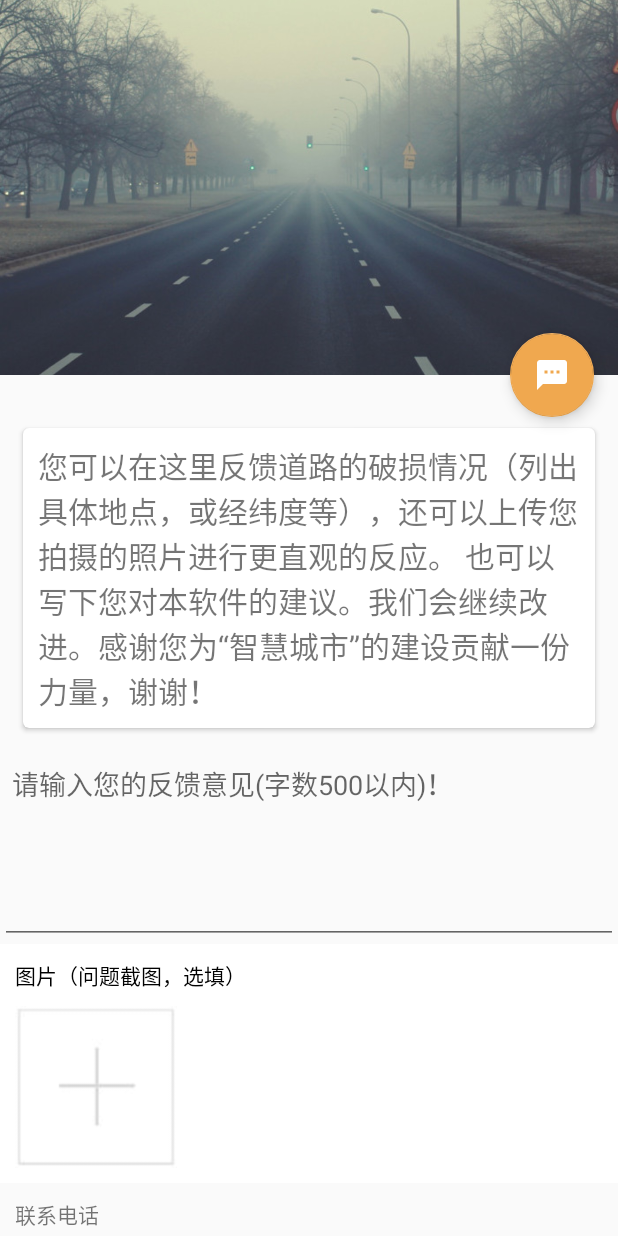
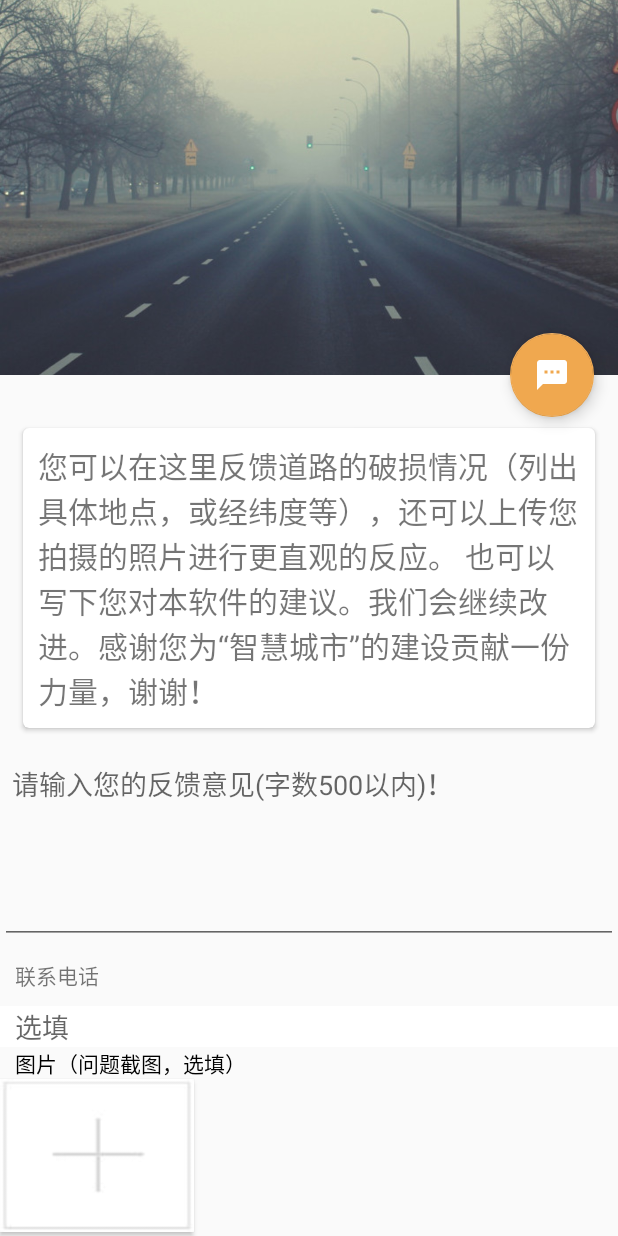
Before and after one commit to shuangjiang169/RoadInspect, an Android app: the FeedbackActivity screen opened directly, with no data from a screen before it, on a phone screen of 412 x 824 dp. Run offline under Robolectric (Android 15) with nearby library versions, the phone set to English and light mode, and no system bars; libraries missing offline, so code that uses them is left out: com.scrat.app.

Commit message:
可以跳转选择图片了，但是有bug，没有图片路径列表

```diff
--- a/app/build.gradle
+++ b/app/build.gradle
@@ -40,6 +40,7 @@ dependencies {
     compile 'com.android.support:cardview-v7:26.1.0'
     compile 'com.github.bumptech.glide:glide:3.7.0'
     compile 'pl.droidsonroids.gif:android-gif-drawable:1.2.6'
-
+//添加select图片
+    compile 'com.github.open-android:ImageSelector:0.1.0'
     testCompile 'junit:junit:4.12'
 }
--- a/app/src/main/AndroidManifest.xml
+++ b/app/src/main/AndroidManifest.xml
@@ -28,6 +28,16 @@
     <!-- 向SDCard写入数据权限 -->
     <uses-permission android:name="android.permission.WRITE_EXTERNAL_STORAGE" />
 
+    <uses-permission android:name="android.permission.READ_EXTERNAL_STORAGE" />
+    <uses-permission android:name="android.permission.READ_EXTERNAL_STORAGE" />
+    <uses-permission android:name="android.permission.WRITE_EXTERNAL_STORAGE" />
+    <uses-permission android:name="android.permission.CAMERA"/>
+
+    作者：马伟奇
+    链接：https://www.jianshu.com/p/942bf1aa9618
+    來源：简书
+    著作权归作者所有。商业转载请联系作者获得授权，非商业转载请注明出处。
+
     <application
         android:allowBackup="true"
         android:icon="@mipmap/logo"
--- a/app/src/main/java/com/example/boyceng/roadinspect/FeedbackActivity.java
+++ b/app/src/main/java/com/example/boyceng/roadinspect/FeedbackActivity.java
@@ -12,7 +12,6 @@ import android.text.TextWatcher;
 import android.view.KeyEvent;
 import android.view.MenuItem;
 import android.view.View;
-import android.widget.AdapterView;
 import android.widget.EditText;
 import android.widget.GridView;
 import android.widget.ImageView;
@@ -20,11 +19,12 @@ import android.widget.RelativeLayout;
 import android.widget.TextView;
 import android.widget.Toast;
 
+import com.scrat.app.selectorlibrary.ImageSelector;
+
 import java.io.File;
 import java.io.FileNotFoundException;
 import java.io.FileOutputStream;
 import java.io.IOException;
-import java.util.ArrayList;
 import java.util.List;
 import java.util.concurrent.BlockingQueue;
 import java.util.concurrent.ThreadPoolExecutor;
@@ -55,12 +55,18 @@ public class FeedbackActivity extends BaseActivity {
   //  private WaitingDialog waitingDialog;
     private boolean uploadSucc = false;
 
+    //添加select 图片
+    private static final int REQUEST_CODE_SELECT_IMG = 1;
+    private static final int MAX_SELECT_COUNT = 9;
+    private TextView mContentTv;
+
 
         @Override
         protected void onCreate(Bundle savedInstanceState) {
 
             super.onCreate(savedInstanceState);
             setContentView(R.layout.activity_feedback);
+            initView();
             Intent intent = getIntent();
 
             //这两行修改了 fruitName里修改标题
@@ -82,27 +88,61 @@ public class FeedbackActivity extends BaseActivity {
 
 
         }
+
+
+        //添加select 图片
+        private void initView() {
+            mContentTv = (TextView) findViewById(R.id.content);
+        }
+
+    @Override
+    protected void onActivityResult(int requestCode, int resultCode, Intent data) {
+        if (requestCode == REQUEST_CODE_SELECT_IMG) {
+            showContent(data);
+            return;
+        }
+
+        super.onActivityResult(requestCode, resultCode, data);
+    }
+
+    private void showContent(Intent data) {
+        List<String> paths = ImageSelector.getImagePaths(data);
+        if (paths.isEmpty()) {
+            mContentTv.setText(R.string.image_selector_select_none);
+            return;
+        }
+
+        mContentTv.setText(paths.toString());
+    }
+
+    public void selectImg(View v) {
+        ImageSelector.show(this, REQUEST_CODE_SELECT_IMG, MAX_SELECT_COUNT);
+    }
+
+
+
+    /*
     private void initViews(){
 
         pictureLayout = (RelativeLayout) findViewById(R.id.pictureLayout);
-        telET = (EditText) findViewById(R.id.telET);
+        telET = (EditText) findViewById(R.id.telET);*/
         //  submitBT = (RoundConerTextView) findViewById(R.id.submitBT);
 
      //   feedbackET = (EditText) findViewById(R.id.feedbackET);
         //currentNumberTV = (TextView) findViewById(R.id.currentNumberTV);
         //监控输入字数
 
-
+/*
         feedbackET.addTextChangedListener(watcher);
 
         mGridView=(GridView) findViewById(R.id.gridview);
         mGridViewDatas = new ArrayList<>();
         mGridViewUris = new ArrayList<>();
-     /*   Bitmap addBitmap = Utils.getInstance().readBitmap(getApplicationContext(), R.drawable.add_pic);
+     *//*   Bitmap addBitmap = Utils.getInstance().readBitmap(getApplicationContext(), R.drawable.add_pic);
         mGridViewDatas.add(0, addBitmap);
         mGridViewUris.add(0, new Uri.Builder().build());
         mGridViewAdapter = new GridViewAdapter(getApplication(), mGridViewDatas, MAX_UPLOAD_PIC);
-        mGridView.setAdapter(mGridViewAdapter);*/
+        mGridView.setAdapter(mGridViewAdapter);*//*
         mGridView.setOnItemClickListener(new AdapterView.OnItemClickListener() {
             @Override
             public void onItemClick(AdapterView<?> parent, View view, int position, long id) {
@@ -112,18 +152,13 @@ public class FeedbackActivity extends BaseActivity {
                     if (pictureNumber < MAX_UPLOAD_PIC + 1){
                         chosePictureFromPhone();
                     }
-                }else {
+                }else {*/
                   /*  Uri uri = mGridViewUris.get(position);
                     Intent intent = new Intent(FeedbackActivity.this, PicShowerActivity.class);
                     intent.putExtra(SHOW_PIC_URI, uri.toString());
                     intent.putExtra(PIC_POSITION, position);
                     startActivityForResult(intent, REQUEST_SHOW_PIC);*/
-                }
-            }
-        });
 
-
-    }
 
    /* private void initLayoutParameters(){
         GlobalData globalDate = (GlobalData) getApplication();
--- a/app/src/main/res/layout/activity_feedback.xml
+++ b/app/src/main/res/layout/activity_feedback.xml
@@ -84,54 +84,12 @@
                 android:padding="8dp"
                 ></EditText>
 
-            <RelativeLayout
-                android:id="@+id/pictureLayout"
-                android:layout_width="match_parent"
-                android:layout_height="wrap_content"
-                android:background="@color/white"
-                android:paddingTop="10dp"
-                android:paddingBottom="10dp"
-                android:layout_below="@+id/help_feedback">
-
-                <TextView
-                    android:id="@+id/pictureTV"
-                    android:layout_width="wrap_content"
-                    android:layout_height="wrap_content"
-                    android:layout_marginStart="10dp"
-                    android:textColor="@color/black"
-                    android:text="图片（问题截图，选填）"/>
-
-                <ImageView
-                    android:id="@+id/login_picture"
-                    android:layout_width="108dp"
-                    android:layout_height="108dp"
-                    android:layout_alignStart="@+id/pictureTV"
-                    android:layout_alignTop="@+id/gridview"
-                    android:gravity="bottom|center_horizontal"
-                    android:src="@drawable/add_pic" />
-
-                <GridView
-                    android:id="@+id/gridview"
-                    android:layout_marginTop="10dp"
-                    android:layout_width="match_parent"
-                    android:layout_height="wrap_content"
-                    android:layout_below="@id/pictureTV"
-                    android:numColumns="3"
-                    android:verticalSpacing="10dp"
-                    android:horizontalSpacing="10dp"
-                    android:columnWidth="90dp"
-                    android:stretchMode="columnWidth"
-                    android:gravity="center">
-
-                </GridView>
-
-            </RelativeLayout>
 
             <TextView
                 android:id="@+id/telTV"
                 android:layout_width="wrap_content"
                 android:layout_height="wrap_content"
-                android:layout_below="@id/pictureLayout"
+                android:layout_below="@+id/picture_scroll"
                 android:layout_marginTop="10dp"
                 android:layout_marginBottom="10dp"
                 android:text="联系电话"
@@ -147,6 +105,43 @@
                 android:paddingStart="10dp"
                 android:paddingEnd="10dp"
                 android:hint="选填"/>
+
+
+        <LinearLayout
+            android:id="@+id/activity_main"
+            android:layout_width="wrap_content"
+            android:layout_height="wrap_content"
+            android:orientation="vertical">
+            <TextView
+                    android:id="@+id/pictureTV"
+                    android:layout_width="wrap_content"
+                    android:layout_height="wrap_content"
+                    android:layout_marginStart="10dp"
+                    android:textColor="@color/black"
+                    android:text="图片（问题截图，选填）"/>
+            <Button
+                android:id="@+id/add_picture"
+                android:layout_width="129dp"
+                android:layout_height="102dp"
+                android:layout_alignStart="@+id/pictureTV"
+                android:layout_alignTop="@+id/gridview"
+                android:gravity="bottom|center_horizontal"
+                android:onClick="selectImg"
+                android:background="@drawable/add_pic" />
+
+                <ScrollView
+                    android:id="@+id/picture_scroll"
+                    android:layout_width="match_parent"
+                    android:layout_height="match_parent">
+                    <TextView
+                        android:id="@+id/content"
+                        android:layout_width="match_parent"
+                        android:layout_height="wrap_content" />
+                </ScrollView>
+        </LinearLayout>
+
+
+
 
             <LinearLayout
                 android:layout_width="fill_parent"
--- a/app/src/main/res/values/strings.xml
+++ b/app/src/main/res/values/strings.xml
@@ -5,6 +5,8 @@
     <string name="remain_register_succ">注册成功！</string>
     <string name="cancel">取消</string>
     <string name="ok">确定</string>
+    <string name="image_selector_select_image">Select Image</string>
+    <string name="image_selector_select_none">No image selected</string>
     <string name="dump">道路颠簸</string>
     <string name="flat">道路平坦</string>
 </resources>
--- a/build.gradle
+++ b/build.gradle
@@ -16,6 +16,7 @@ buildscript {
 allprojects {
     repositories {
         jcenter()
+        maven { url "https://jitpack.io" }
         google()
     }
 }
```
